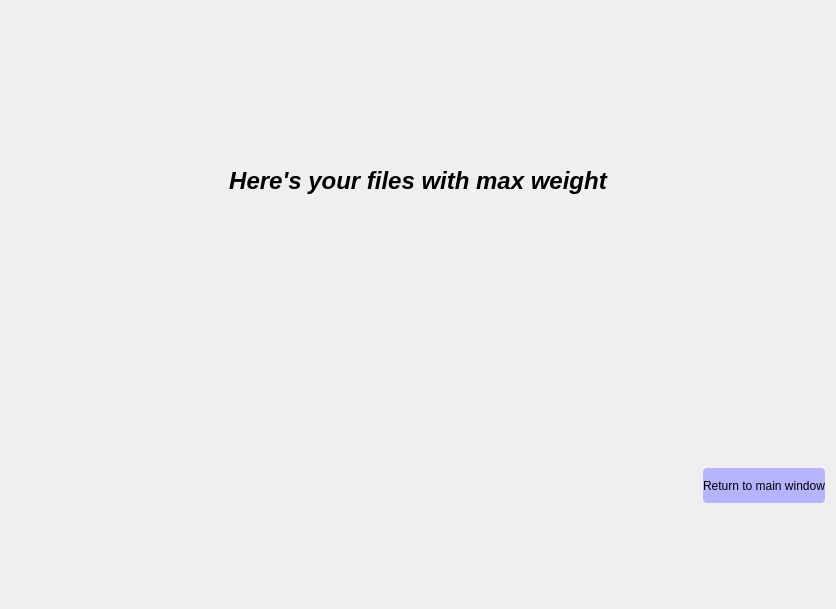
Dm1tryb1t/HW, file form.ui: the form before one commit.
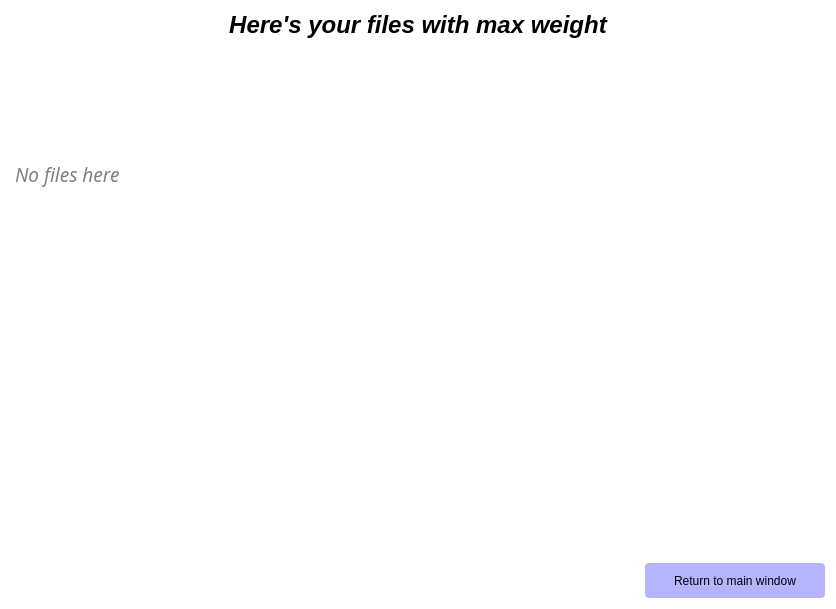
The form after the commit. Icons and pictures are not drawn.

Diff of the .ui file:
```diff
--- a/form.ui
+++ b/form.ui
@@ -11,12 +11,21 @@
    </rect>
   </property>
   <property name="windowTitle">
-   <string>Form</string>
+   <string>AHA</string>
+  </property>
+  <property name="windowIcon">
+   <iconset resource="rrr.qrc">
+    <normaloff>:/icons/icon.png</normaloff>:/icons/icon.png</iconset>
+  </property>
+  <property name="styleSheet">
+   <string notr="true">QWidget {
+	background-color: rgb(255, 255, 255);
+}</string>
   </property>
   <layout class="QVBoxLayout" name="verticalLayout_2">
    <item>
     <layout class="QVBoxLayout" name="verticalLayout">
-     <item>
+     <item alignment="Qt::AlignTop">
       <widget class="QLabel" name="label">
        <property name="maximumSize">
         <size>
@@ -39,26 +48,34 @@
        </property>
       </widget>
      </item>
-     <item>
-      <widget class="QLabel" name="label_2">
+     <item alignment="Qt::AlignTop">
+      <widget class="QTextEdit" name="textEdit">
+       <property name="minimumSize">
+        <size>
+         <width>0</width>
+         <height>400</height>
+        </size>
+       </property>
        <property name="maximumSize">
         <size>
          <width>16777215</width>
-         <height>200</height>
+         <height>16777215</height>
         </size>
        </property>
        <property name="font">
         <font>
+         <family>Dubai</family>
          <pointsize>14</pointsize>
-         <kerning>true</kerning>
-         <fontweight>Medium</fontweight>
+         <italic>true</italic>
         </font>
        </property>
        <property name="cursor">
         <cursorShape>IBeamCursor</cursorShape>
        </property>
-       <property name="mouseTracking">
-        <bool>true</bool>
+       <property name="styleSheet">
+        <string notr="true">QTextEdit {
+	border: none;
+}</string>
        </property>
        <property name="midLineWidth">
         <number>1</number>
@@ -66,25 +83,31 @@
        <property name="text">
         <string/>
        </property>
-       <property name="textFormat">
-        <enum>Qt::AutoText</enum>
+       <property name="lineWrapColumnOrWidth">
+        <number>2</number>
        </property>
-       <property name="scaledContents">
+       <property name="readOnly">
         <bool>true</bool>
        </property>
        <property name="alignment">
         <set>Qt::AlignHCenter|Qt::AlignTop</set>
        </property>
-       <property name="openExternalLinks">
-        <bool>true</bool>
+       <property name="placeholderText">
+        <string>No files here</string>
        </property>
       </widget>
      </item>
      <item alignment="Qt::AlignRight">
       <widget class="QPushButton" name="pushButton">
+       <property name="minimumSize">
+        <size>
+         <width>180</width>
+         <height>35</height>
+        </size>
+       </property>
        <property name="maximumSize">
         <size>
-         <width>350</width>
+         <width>180</width>
          <height>35</height>
         </size>
        </property>
```
Left out of the diff: 15 changed lines with no effect on the pictures.
